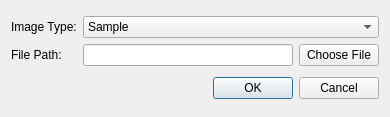
First picture: the form in mantidimaging/gui/ui/add_to_dataset.ui, repository mantidproject/mantidimaging, before the edit.
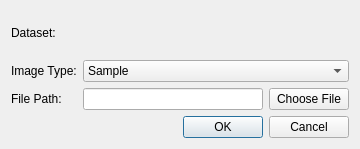
Second picture: the form after the edit.

Commit message: dataset name in window

What changed in the file:
```diff
--- a/mantidimaging/gui/ui/add_to_dataset.ui
+++ b/mantidimaging/gui/ui/add_to_dataset.ui
@@ -6,8 +6,8 @@
    <rect>
     <x>0</x>
     <y>0</y>
-    <width>390</width>
-    <height>117</height>
+    <width>360</width>
+    <height>149</height>
    </rect>
   </property>
   <property name="windowTitle">
@@ -16,7 +16,7 @@
   <layout class="QGridLayout" name="gridLayout_2">
    <item row="0" column="0">
     <layout class="QGridLayout" name="gridLayout">
-     <item row="0" column="0">
+     <item row="1" column="0">
       <widget class="QLabel" name="imageTypeLabel">
        <property name="text">
         <string>Image Type:</string>
@@ -26,21 +26,21 @@
        </property>
       </widget>
      </item>
-     <item row="1" column="1">
+     <item row="2" column="1">
       <widget class="QLineEdit" name="filePathLineEdit">
        <property name="readOnly">
         <bool>true</bool>
        </property>
       </widget>
      </item>
-     <item row="1" column="2">
+     <item row="2" column="2">
       <widget class="QPushButton" name="chooseFileButton">
        <property name="text">
         <string>Choose File</string>
        </property>
       </widget>
      </item>
-     <item row="0" column="1" colspan="2">
+     <item row="1" column="1" colspan="2">
       <widget class="QComboBox" name="imageTypeComboBox">
        <item>
         <property name="text">
@@ -69,13 +69,27 @@
        </item>
       </widget>
      </item>
-     <item row="1" column="0">
+     <item row="2" column="0">
       <widget class="QLabel" name="filePathLabel">
        <property name="text">
         <string>File Path:</string>
        </property>
       </widget>
      </item>
+     <item row="0" column="0">
+      <widget class="QLabel" name="datasetNameLabel">
+       <property name="text">
+        <string>Dataset:</string>
+       </property>
+      </widget>
+     </item>
+     <item row="0" column="1" colspan="2">
+      <widget class="QLabel" name="datasetNameText">
+       <property name="text">
+        <string/>
+       </property>
+      </widget>
+     </item>
     </layout>
    </item>
    <item row="1" column="0">
```
The commit also changes 1 other file.
